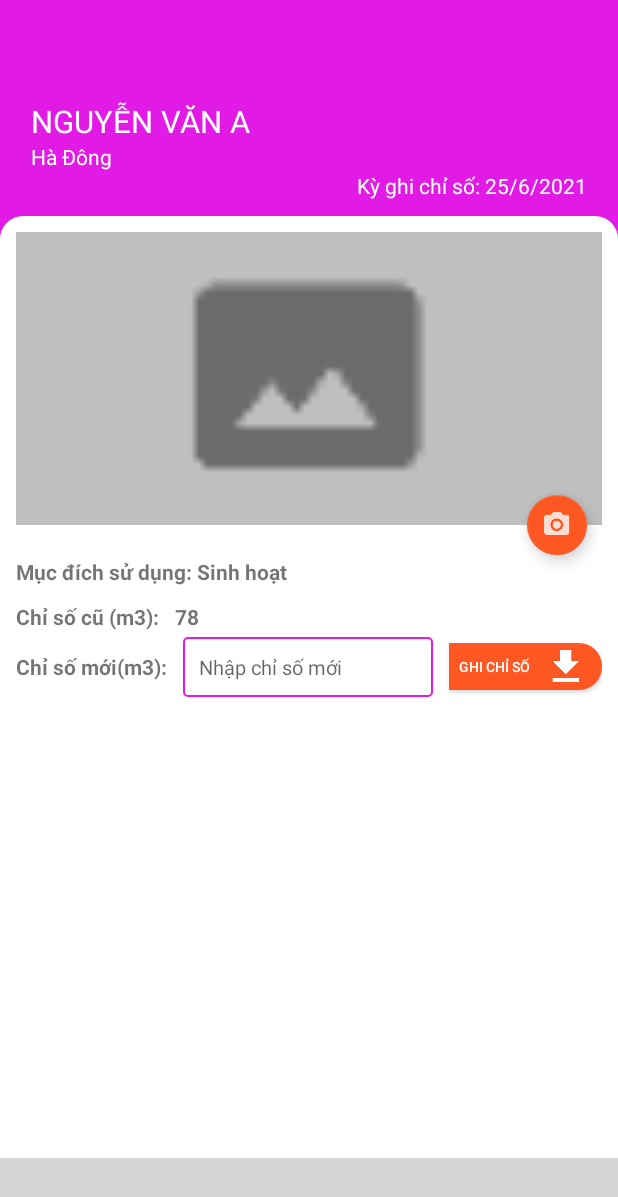
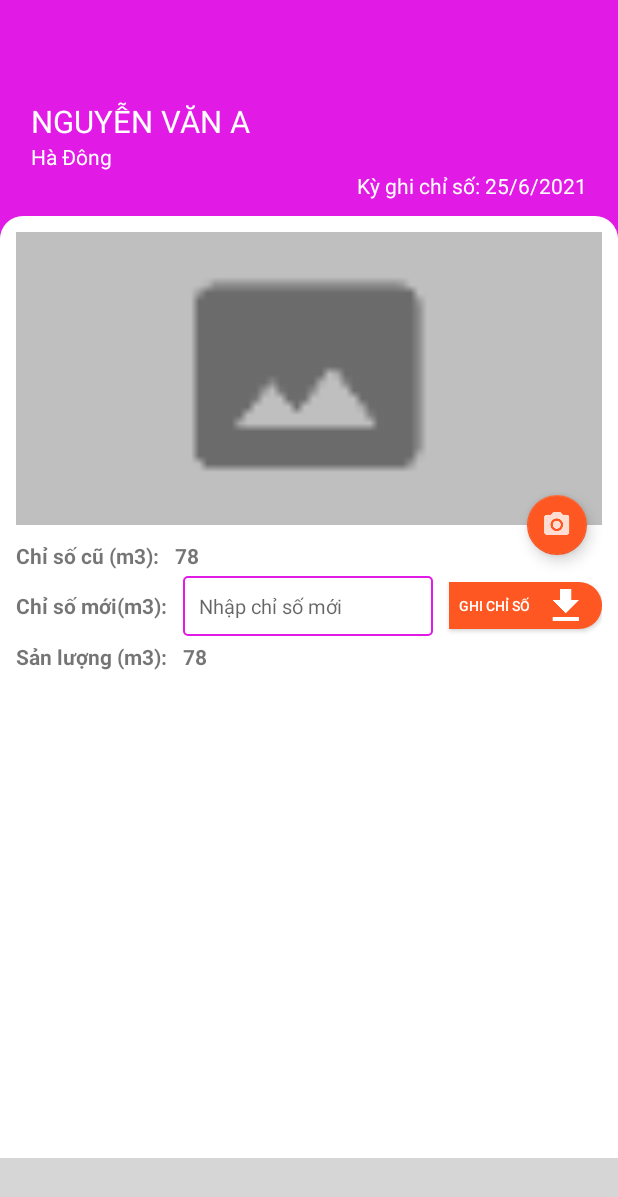
Before and after one commit to vinhnb90/GCS_Nuoc, an Android app: the layout activity_detail.xml on its own in the app's theme, with its tools: preview values and no code run, on a phone screen of 412 x 824 dp. Shown: the top 1197 px of the screen. Run offline under Robolectric (Android 15) with nearby library versions, the phone set to English and light mode, and no system bars; plain views replace BottomBar; grey boxes are pictures that could not be loaded.

Commit message:
prepare fix upload

```diff
--- a/app/src/main/java/freelancer/gcsnuoc/bookmanager/BookManagerActivity.java
+++ b/app/src/main/java/freelancer/gcsnuoc/bookmanager/BookManagerActivity.java
@@ -540,6 +540,7 @@ public class BookManagerActivity extends BaseActivity {
                                 set) {
                             warningMessage.append("\nSổ " + dataChooseUpload.get(index).getBookName() + ": " + map.get(index).intValue());
                         }
+                        warningMessage.append("\n");
                         showDialogWarningUpload(warningMessage);
                         return;
                     }
@@ -962,7 +963,7 @@ public class BookManagerActivity extends BaseActivity {
         }.setTextBtnOK("Tiếp tục đẩy lên").setTextBtnCancel("Hủy thao tác");
         super.showDialog(this, "Có một số Sổ chưa ghi chỉ số đầy đủ!\n " +
                 warningMessage +
-                "Nếu chọn tiếp tục đẩy dữ liệu sổ lên,\n chương trình sẽ chỉ đẩy dữ liệu những khách hàng đó và trạng thái sổ chưa chuyển sang ĐÃ GỬI\n", iDialog);
+                "Nếu chọn tiếp tục, chương trình sẽ chỉ đẩy mỗi dữ liệu những khách hàng ĐÃ GHI. \n", iDialog);
     }
 
     private void showDialogDownload() throws Exception {
--- a/app/src/main/res/layout/activity_detail.xml
+++ b/app/src/main/res/layout/activity_detail.xml
@@ -153,7 +153,8 @@
                         android:layout_width="wrap_content"
                         android:layout_height="wrap_content"
                         android:layout_below="@+id/ac_detail_iv_image"
-                        android:layout_margin="@dimen/_8sdp">
+                        android:layout_margin="@dimen/_8sdp"
+                        android:visibility="gone">
 
                         <TextView
                             android:id="@+id/ac_detail_tv1"
@@ -223,16 +224,15 @@
                             android:background="@drawable/xml_button_corner_right"
                             android:drawableRight="@mipmap/ic_download_2"
                             android:gravity="left|center_vertical"
+                            android:onClick="clickButtonSave"
                             android:paddingLeft="@dimen/_5sdp"
                             android:text="Ghi chỉ số"
-                            android:onClick="clickButtonSave"
                             android:textColor="@color/barColorText"
                             android:textSize="@dimen/_7sdp"
                             android:translationZ="@dimen/_5sdp" />
 
 
                         <EditText
-                            android:inputType="numberDecimal"
                             android:id="@+id/ac_detail_et_new_index"
                             android:layout_width="match_parent"
                             android:layout_height="wrap_content"
@@ -244,11 +244,38 @@
                             android:layout_toRightOf="@+id/ac_detail_tv3"
                             android:background="@drawable/xml_border_full_type3"
                             android:hint="Nhập chỉ số mới"
+                            android:inputType="numberDecimal"
                             android:lines="1"
                             android:maxLines="1"
                             android:padding="@dimen/_8sdp"
                             android:scrollHorizontally="true"
                             android:textSize="@dimen/_10sdp" />
+                    </RelativeLayout>
+
+                    <RelativeLayout
+                        android:id="@+id/ac_detail_rl6"
+                        android:layout_width="wrap_content"
+                        android:layout_height="wrap_content"
+                        android:layout_below="@+id/ac_detail_rl3"
+                        android:layout_marginLeft="@dimen/_8sdp"
+                        android:layout_marginRight="@dimen/_8sdp">
+
+                        <TextView
+                            android:id="@+id/ac_detail_tv5"
+                            android:layout_width="wrap_content"
+                            android:layout_height="wrap_content"
+                            android:text="Sản lượng (m3):"
+                            android:textStyle="bold" />
+
+                        <TextView
+                            android:id="@+id/ac_detail_tv_sluong"
+                            android:layout_width="wrap_content"
+                            android:layout_height="wrap_content"
+                            android:layout_marginLeft="@dimen/_8sdp"
+                            android:layout_toRightOf="@+id/ac_detail_tv5"
+                            android:text="78"
+                            android:textStyle="bold" />
+
                     </RelativeLayout>
 
                 </RelativeLayout>
@@ -273,15 +300,15 @@
 
             <TextView
                 android:id="@+id/ac_detail_tv_warning"
+                android:layout_width="match_parent"
+                android:layout_height="match_parent"
+                android:layout_above="@+id/ac_detail_bottom_menu"
+                android:background="@color/barColorText"
                 android:gravity="center"
+                android:text="KHÔNG CÓ DỮ LIỆU !"
+                android:textSize="@dimen/_16sdp"
                 android:textStyle="bold|italic"
-                android:text="KHÔNG CÓ DỮ LIỆU !"
-                android:visibility="gone"
-                android:textSize="@dimen/_16sdp"
-                android:background="@color/barColorText"
-                android:layout_above="@+id/ac_detail_bottom_menu"
-                android:layout_width="match_parent"
-                android:layout_height="match_parent" />
+                android:visibility="gone" />
 
             <!--  </ScrollView>-->
 
```
Also changed, not shown: app/src/main/java/freelancer/gcsnuoc/detail/DetailActivity.java (+22 -5 lines), app/src/main/java/freelancer/gcsnuoc/utils/Common.java (+3 -4 lines).
